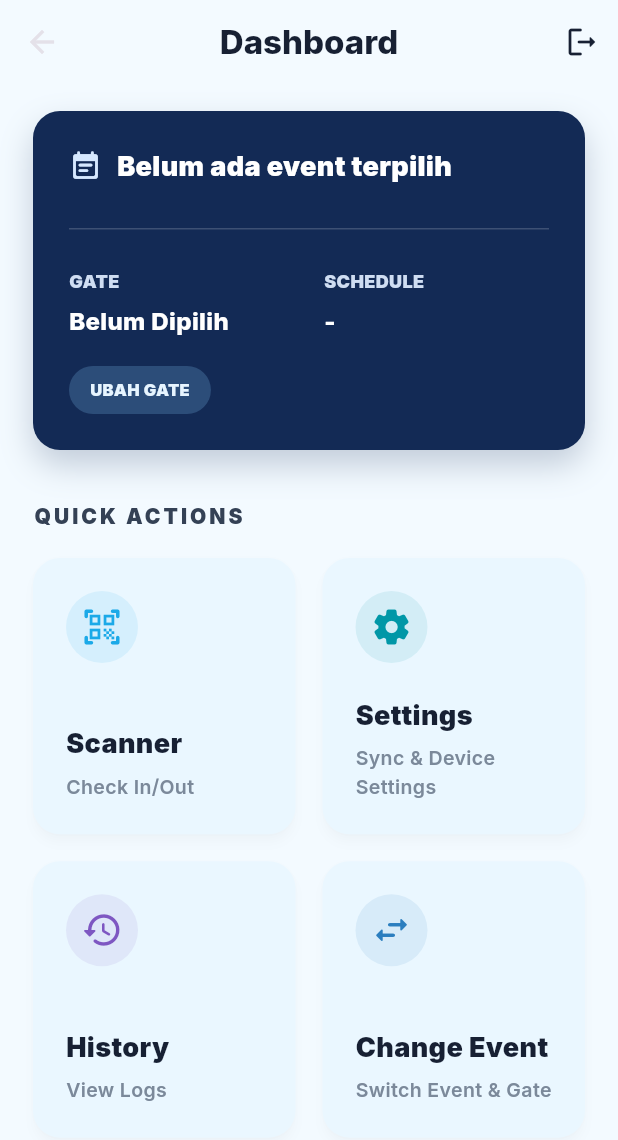
After one commit to denis-dst/apps-gentix, a Flutter app: the DashboardScreen screen opened directly, on a phone screen of 412 x 824 dp. The commit adds this screen. Shown: the top 1140 px of the screen. Run offline on Flutter 3.47's test engine with Material 3 defaults, Android fonts, the phone set to English and light mode, and no system bars; our stand-ins replace animate_do, audioplayers, camera, dio, flutter_secure_storage, google_fonts and 4 more; missing offline and left inert: mobile_scanner; accounts and stored records are empty; network calls fail.

Commit message:
ubah layout scann dan change event nambah download uload

```diff
--- a/lib/main.dart
+++ b/lib/main.dart
@@ -7,7 +7,7 @@ import 'providers/event_provider.dart';
 import 'providers/gate_provider.dart';
 import 'providers/pos_provider.dart';
 import 'screens/auth/login_screen.dart';
-import 'screens/home/event_selection_screen.dart';
+import 'screens/home/dashboard_screen.dart';
 
 import 'providers/settings_provider.dart';
 
@@ -48,7 +48,6 @@ class GenTixApp extends StatelessWidget {
             brightness: Brightness.dark,
             primary: AppConstants.primaryColor,
             secondary: AppConstants.secondaryColor,
-            background: AppConstants.darkBg,
             surface: AppConstants.cardBg,
           ),
           scaffoldBackgroundColor: AppConstants.darkBg,
@@ -103,7 +102,7 @@ class _AuthWrapperState extends State<AuthWrapper> {
   Widget build(BuildContext context) {
     final auth = context.watch<AuthProvider>();
     if (auth.isAuthenticated) {
-      return const EventSelectionScreen();
+      return const DashboardScreen();
     }
     return const LoginScreen();
   }
--- /dev/null
+++ b/lib/screens/home/dashboard_screen.dart
@@ -0,0 +1,389 @@
+import 'package:flutter/material.dart';
+import 'package:intl/intl.dart';
+import 'package:provider/provider.dart';
+
+import '../../core/constants.dart';
+import '../../models/event_model.dart';
+import '../../models/gate_model.dart';
+import '../../providers/auth_provider.dart';
+import '../../providers/event_provider.dart';
+import '../../providers/gate_provider.dart';
+import '../gate/gate_scan_screen.dart';
+import '../settings/settings_screen.dart';
+import 'event_selection_screen.dart';
+
+class DashboardScreen extends StatefulWidget {
+  const DashboardScreen({super.key});
+
+  @override
+  State<DashboardScreen> createState() => _DashboardScreenState();
+}
+
+class _DashboardScreenState extends State<DashboardScreen> {
+  @override
+  void initState() {
+    super.initState();
+    WidgetsBinding.instance.addPostFrameCallback((_) {
+      _loadInitialData();
+    });
+  }
+
+  Future<void> _loadInitialData() async {
+    final eventProvider = context.read<EventProvider>();
+    final gateProvider = context.read<GateProvider>();
+
+    await eventProvider.fetchEvents();
+    if (!mounted || eventProvider.events.isEmpty) return;
+
+    final event = eventProvider.selectedEvent ?? eventProvider.events.first;
+    eventProvider.selectEvent(event);
+    await gateProvider.fetchGates(event.id);
+  }
+
+  Future<void> _openSelectionFlow({required bool launchScannerOnApply}) async {
+    await Navigator.push(
+      context,
+      MaterialPageRoute(
+        builder: (_) => EventSelectionScreen(
+          launchScannerOnApply: launchScannerOnApply,
+        ),
+      ),
+    );
+    if (!mounted) return;
+    setState(() {});
+  }
+
+  Future<void> _openScanner() async {
+    final event = context.read<EventProvider>().selectedEvent;
+    final gate = context.read<GateProvider>().selectedGate;
+
+    if (event == null || gate == null) {
+      await _openSelectionFlow(launchScannerOnApply: true);
+      return;
+    }
+
+    Navigator.push(
+      context,
+      MaterialPageRoute(
+        builder: (_) => GateScanScreen(
+          type: 'IN',
+          gateId: gate.id == 0 ? null : gate.id,
+          gateName: gate.name,
+          eventId: event.id,
+          tenantId: event.tenantId,
+          allowedCategoryIds: gate.allowedCategoryIds,
+        ),
+      ),
+    );
+  }
+
+  @override
+  Widget build(BuildContext context) {
+    final eventProvider = context.watch<EventProvider>();
+    final gateProvider = context.watch<GateProvider>();
+    final auth = context.read<AuthProvider>();
+    final selectedEvent = eventProvider.selectedEvent;
+    final selectedGate = gateProvider.selectedGate;
+
+    return Scaffold(
+      backgroundColor: const Color(0xFFF3FAFF),
+      appBar: AppBar(
+        title: const Text(
+          'Dashboard',
+          style: TextStyle(color: Color(0xFF172033), fontWeight: FontWeight.w800),
+        ),
+        centerTitle: true,
+        backgroundColor: const Color(0xFFF3FAFF),
+        elevation: 0,
+        actions: [
+          IconButton(
+            tooltip: 'Logout',
+            icon: const Icon(Icons.logout_rounded, color: Color(0xFF172033)),
+            onPressed: () => auth.logout(),
+          ),
+        ],
+      ),
+      body: eventProvider.isLoading
+          ? const Center(child: CircularProgressIndicator())
+          : RefreshIndicator(
+              onRefresh: _loadInitialData,
+              child: ListView(
+                padding: const EdgeInsets.fromLTRB(22, 18, 22, 28),
+                children: [
+                  _buildEventCard(selectedEvent, selectedGate),
+                  const SizedBox(height: 34),
+                  const Text(
+                    'QUICK ACTIONS',
+                    style: TextStyle(
+                      color: Color(0xFF344155),
+                      fontSize: 14,
+                      fontWeight: FontWeight.w900,
+                      letterSpacing: 2,
+                    ),
+                  ),
+                  const SizedBox(height: 18),
+                  GridView.count(
+                    crossAxisCount: 2,
+                    shrinkWrap: true,
+                    physics: const NeverScrollableScrollPhysics(),
+                    mainAxisSpacing: 18,
+                    crossAxisSpacing: 18,
+                    childAspectRatio: .95,
+                    children: [
+                      _buildQuickAction(
+                        title: 'Scanner',
+                        subtitle: 'Check In/Out',
+                        icon: Icons.qr_code_scanner_rounded,
+                        iconColor: const Color(0xFF1BA9E8),
+                        onTap: _openScanner,
+                      ),
+                      _buildQuickAction(
+                        title: 'Settings',
+                        subtitle: 'Sync & Device Settings',
+                        icon: Icons.settings_rounded,
+                        iconColor: const Color(0xFF0097A7),
+                        onTap: () => Navigator.push(
+                          context,
+                          MaterialPageRoute(builder: (_) => const SettingsScreen()),
+                        ),
+                      ),
+                      _buildQuickAction(
+                        title: 'History',
+                        subtitle: 'View Logs',
+                        icon: Icons.history_rounded,
+                        iconColor: const Color(0xFF7E57C2),
+                        onTap: _showHistorySummary,
+                      ),
+                      _buildQuickAction(
+                        title: 'Change Event',
+                        subtitle: 'Switch Event & Gate',
+                        icon: Icons.swap_horiz_rounded,
+                        iconColor: const Color(0xFF2B7EBF),
+                        onTap: () => _openSelectionFlow(launchScannerOnApply: false),
+                      ),
+                    ],
+                  ),
+                ],
+              ),
+            ),
+    );
+  }
+
+  Widget _buildEventCard(EventModel? event, GateModel? gate) {
+    final schedule = event == null ? '-' : DateFormat('dd MMM yyyy, HH:mm').format(event.eventStartDate);
+
+    return Container(
+      padding: const EdgeInsets.all(24),
+      decoration: BoxDecoration(
+        color: const Color(0xFF132A55),
+        borderRadius: BorderRadius.circular(18),
+        boxShadow: [
+          BoxShadow(
+            color: const Color(0xFF132A55).withValues(alpha: .22),
+            blurRadius: 18,
+            offset: const Offset(0, 10),
+          ),
+        ],
+      ),
+      child: Column(
+        crossAxisAlignment: CrossAxisAlignment.start,
+        children: [
+          Row(
+            children: [
+              const Icon(Icons.event_note_rounded, color: Color(0xFFD6E8FF), size: 22),
+              const SizedBox(width: 10),
+              Expanded(
+                child: Text(
+                  event?.name ?? 'Belum ada event terpilih',
+                  maxLines: 1,
+                  overflow: TextOverflow.ellipsis,
+                  style: const TextStyle(
+                    color: Colors.white,
+                    fontSize: 18,
+                    fontWeight: FontWeight.w900,
+                  ),
+                ),
+              ),
+            ],
+          ),
+          const SizedBox(height: 28),
+          Container(height: 1, color: Colors.white.withValues(alpha: .18)),
+          const SizedBox(height: 26),
+          Row(
+            children: [
+              Expanded(
+                child: _buildEventMeta('GATE', gate?.name ?? 'Belum Dipilih'),
+              ),
+              const SizedBox(width: 20),
+              Expanded(
+                child: _buildEventMeta('SCHEDULE', schedule),
+              ),
+            ],
+          ),
+          const SizedBox(height: 20),
+          InkWell(
+            borderRadius: BorderRadius.circular(16),
+            onTap: () => _openSelectionFlow(launchScannerOnApply: false),
+            child: Container(
+              padding: const EdgeInsets.symmetric(horizontal: 14, vertical: 8),
+              decoration: BoxDecoration(
+                color: const Color(0xFF6EA7D6).withValues(alpha: .28),
+                borderRadius: BorderRadius.circular(16),
+              ),
+              child: const Text(
+                'UBAH GATE',
+                style: TextStyle(
+                  color: Color(0xFFE7F5FF),
+                  fontSize: 11,
+                  fontWeight: FontWeight.w900,
+                ),
+              ),
+            ),
+          ),
+        ],
+      ),
+    );
+  }
+
+  Widget _buildEventMeta(String label, String value) {
+    return Column(
+      crossAxisAlignment: CrossAxisAlignment.start,
+      children: [
+        Text(
+          label,
+          style: const TextStyle(
+            color: Color(0xFFCFDDF2),
+            fontSize: 12,
+            fontWeight: FontWeight.w900,
+          ),
+        ),
+        const SizedBox(height: 8),
+        Text(
+          value,
+          maxLines: 2,
+          overflow: TextOverflow.ellipsis,
+          style: const TextStyle(
+            color: Colors.white,
+            fontSize: 16,
+            fontWeight: FontWeight.w800,
+            height: 1.25,
+          ),
+        ),
+      ],
+    );
+  }
+
+  Widget _buildQuickAction({
+    required String title,
+    required String subtitle,
+    required IconData icon,
+    required Color iconColor,
+    required VoidCallback onTap,
+  }) {
+    return Material(
+      color: const Color(0xFFEAF7FF),
+      borderRadius: BorderRadius.circular(18),
+      elevation: 3,
+      shadowColor: Colors.black.withValues(alpha: .12),
+      child: InkWell(
+        borderRadius: BorderRadius.circular(18),
+        onTap: onTap,
+        child: Padding(
+          padding: const EdgeInsets.all(22),
+          child: Column(
+            crossAxisAlignment: CrossAxisAlignment.start,
+            children: [
+              CircleAvatar(
+                radius: 24,
+                backgroundColor: iconColor.withValues(alpha: .10),
+                child: Icon(icon, color: iconColor, size: 28),
+              ),
+              const Spacer(),
+              Text(
+                title,
+                maxLines: 1,
+                overflow: TextOverflow.ellipsis,
+                style: const TextStyle(
+                  color: Color(0xFF172033),
+                  fontSize: 18,
+                  fontWeight: FontWeight.w900,
+                ),
+              ),
+              const SizedBox(height: 6),
+              Text(
+                subtitle,
+                maxLines: 2,
+                overflow: TextOverflow.ellipsis,
+                style: const TextStyle(
+                  color: Color(0xFF7B899A),
+                  fontSize: 13,
+                  fontWeight: FontWeight.w600,
+                ),
+              ),
+            ],
+          ),
+        ),
+      ),
+    );
+  }
+
+  void _showHistorySummary() {
+    final gateProvider = context.read<GateProvider>();
+
+    showModalBottomSheet(
+      context: context,
+      backgroundColor: const Color(0xFFF3FAFF),
+      shape: const RoundedRectangleBorder(
+        borderRadius: BorderRadius.vertical(top: Radius.circular(22)),
+      ),
+      builder: (_) => Padding(
+        padding: const EdgeInsets.fromLTRB(24, 22, 24, 32),
+        child: Column(
+          mainAxisSize: MainAxisSize.min,
+          crossAxisAlignment: CrossAxisAlignment.start,
+          children: [
+            const Text(
+              'History Summary',
+              style: TextStyle(color: Color(0xFF172033), fontSize: 20, fontWeight: FontWeight.w900),
+            ),
+            const SizedBox(height: 18),
+            _buildSummaryRow('Total Scan', gateProvider.totalScans, AppConstants.primaryColor),
+            _buildSummaryRow('Total Valid', gateProvider.totalValidScans, AppConstants.successColor),
+            _buildSummaryRow('Total Invalid', gateProvider.totalInvalidScans, AppConstants.errorColor),
+          ],
+        ),
+      ),
+    );
+  }
+
+  Widget _buildSummaryRow(String title, int value, Color color) {
+    return Container(
+      margin: const EdgeInsets.only(bottom: 12),
+      padding: const EdgeInsets.symmetric(horizontal: 16, vertical: 14),
+      decoration: BoxDecoration(
+        color: Colors.white,
+        borderRadius: BorderRadius.circular(12),
+      ),
+      child: Row(
+        children: [
+          Container(
+            width: 10,
+            height: 10,
+            decoration: BoxDecoration(color: color, shape: BoxShape.circle),
+          ),
+          const SizedBox(width: 12),
+          Expanded(
+            child: Text(
+              title,
+              style: const TextStyle(color: Color(0xFF172033), fontWeight: FontWeight.w800),
+            ),
+          ),
+          Text(
+            value.toString(),
+            style: const TextStyle(color: Color(0xFF172033), fontSize: 22, fontWeight: FontWeight.w900),
+          ),
+        ],
+      ),
+    );
+  }
+}
```
Also changed, not shown: lib/providers/gate_provider.dart (+43 -0 lines), lib/screens/home/event_selection_screen.dart (+34 -33 lines), lib/screens/settings/settings_screen.dart (+13 -0 lines).
